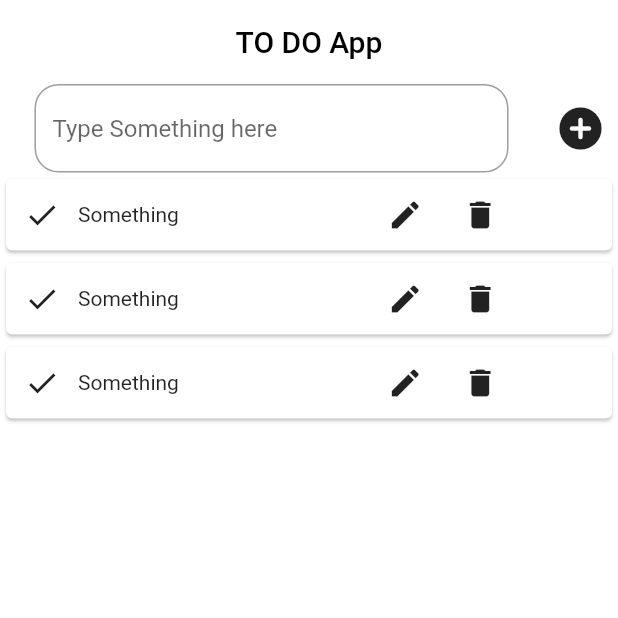
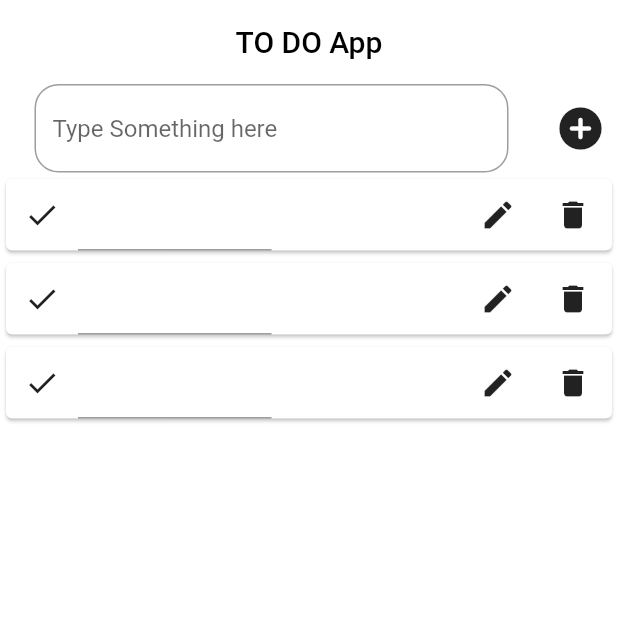
Before and after one commit to deepakyadav27/Softareo, a Flutter app: the screen it shows after launch, after a tap on the "edit" icon, on a phone screen of 412 x 824 dp, the top half of it. Run offline on Flutter 3.47's test engine with Material 2 defaults, Android fonts, the phone set to English and light mode, and no system bars; our stand-ins replace firebase_core; accounts and stored records are empty.

```diff
--- a/lib/screens/HomeScreen.dart
+++ b/lib/screens/HomeScreen.dart
@@ -9,6 +9,7 @@ class HomeScreen extends StatefulWidget {
 
 class _HomeScreenState extends State<HomeScreen> {
   List itemList = [1, 3, 5];
+  bool editPressed = false;
 
   @override
   Widget build(BuildContext context) {
@@ -65,11 +66,17 @@ class _HomeScreenState extends State<HomeScreen> {
                             onPressed: () {},
                             icon: Icon(Icons.done_outlined),
                           ),
-                          Text("Something"),
+                          editPressed
+                              ? Expanded(child: TextFormField())
+                              : Text("something"),
                           Container(
                             padding: EdgeInsets.only(left: 127),
                             child: IconButton(
-                              onPressed: () {},
+                              onPressed: () {
+                                setState(() {
+                                  editPressed = true;
+                                });
+                              },
                               icon: Icon(Icons.edit),
                             ),
                           ),
```
Also changed, not shown: 3 other files.
